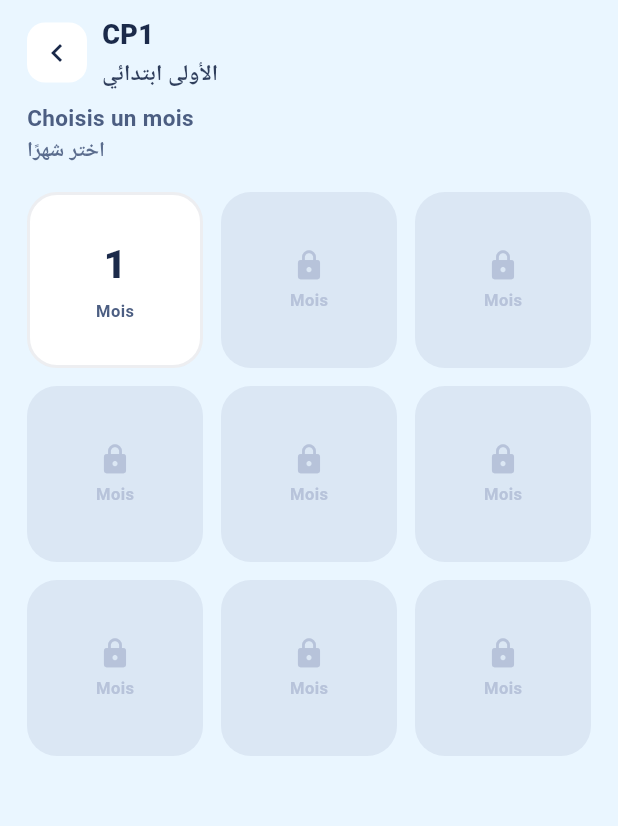
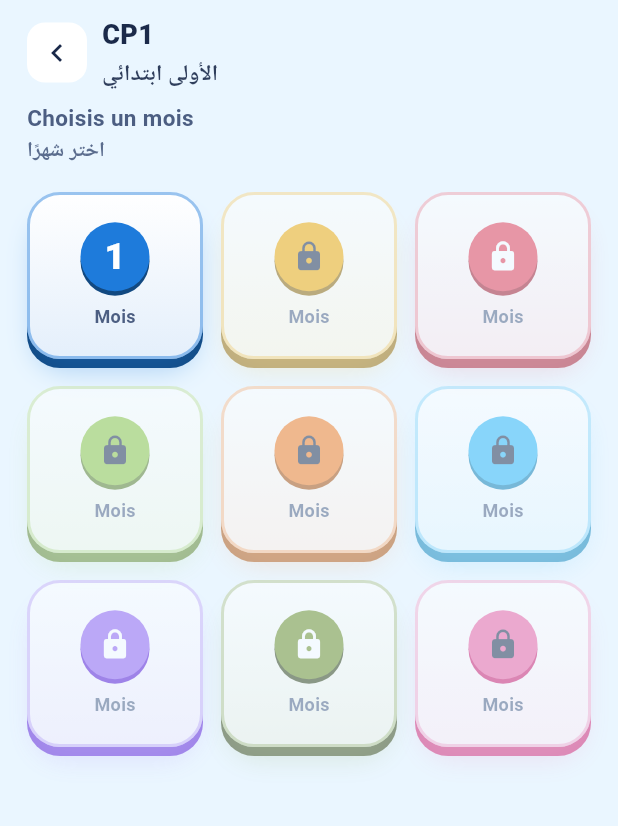
Before and after one commit to TAHA-MHT/TAALIM_IA, a Flutter app: the MonthScreen screen opened directly, on a phone screen of 412 x 824 dp, the part 93-919 px from its top. Run offline on Flutter 3.47's test engine with Material 3 defaults, Android fonts, the phone set to English and light mode, and no system bars; our stand-ins replace flutter_tts, shared_preferences; accounts and stored records are empty; statements that could not run were skipped.

Commit message:
Refactor _MonthCard to use StatefulWidget

```diff
--- a/lib/main.dart
+++ b/lib/main.dart
@@ -557,6 +557,19 @@ class AppColors {
   static const accentLangage = Color(0xFFF2A900);
   static const accentEcriture = Color(0xFF17A589);
 
+  // Couleurs des 9 mois
+  static const monthAccents = [
+    Color(0xFF1E7BDB), // 1 bleu
+    Color(0xFFF2A900), // 2 jaune
+    Color(0xFFE5384F), // 3 rouge
+    Color(0xFF8CC63F), // 4 vert citron
+    Color(0xFFF57C1F), // 5 orange
+    Color(0xFF29B6F6), // 6 bleu ciel
+    Color(0xFF8E5CF0), // 7 violet
+    Color(0xFF6B8E23), // 8 vert olive
+    Color(0xFFEC5FA0), // 9 rose
+  ];
+
   // Couleurs du drapeau tchadien
   static const chadBlue = Color(0xFF002664);
   static const chadYellow = Color(0xFFFECB00);
@@ -897,7 +910,7 @@ class _MonthScreenState extends State<MonthScreen> {
   }
 }
 
-class _MonthCard extends StatelessWidget {
+class _MonthCard extends StatefulWidget {
   final int month;
   final bool unlocked;
   final VoidCallback onTap;
@@ -905,26 +918,69 @@ class _MonthCard extends StatelessWidget {
   const _MonthCard({required this.month, required this.unlocked, required this.onTap});
 
   @override
+  State<_MonthCard> createState() => _MonthCardState();
+}
+
+class _MonthCardState extends State<_MonthCard> {
+  bool _pressed = false;
+
+  Color _darken(Color c, [double amount = 0.20]) {
+    final hsl = HSLColor.fromColor(c);
+    return hsl.withLightness((hsl.lightness - amount).clamp(0.0, 1.0)).toColor();
+  }
+
+  @override
   Widget build(BuildContext context) {
-    return Material(
-      color: unlocked ? AppColors.surface : AppColors.locked.withValues(alpha: 0.3),
-      borderRadius: BorderRadius.circular(20),
-      child: InkWell(
-        borderRadius: BorderRadius.circular(20),
-        onTap: onTap,
-        child: Container(
+    final accent = AppColors.monthAccents[(widget.month - 1) % AppColors.monthAccents.length];
+    final lip = _darken(accent);
+    // Texte foncé sur les couleurs claires (jaune, citron, orange...), blanc sur les foncées
+    final onAccent = accent.computeLuminance() > 0.23 ? AppColors.ink : Colors.white;
+    final double depth = _pressed ? 2 : 6;
+
+    return Opacity(
+      opacity: widget.unlocked ? 1.0 : 0.5,
+      child: GestureDetector(
+        behavior: HitTestBehavior.opaque,
+        onTapDown: (_) => setState(() => _pressed = true),
+        onTapUp: (_) => setState(() => _pressed = false),
+        onTapCancel: () => setState(() => _pressed = false),
+        onTap: widget.onTap,
+        child: AnimatedContainer(
+          duration: const Duration(milliseconds: 90),
+          curve: Curves.easeOut,
+          margin: EdgeInsets.only(top: 6 - depth, bottom: depth),
+          alignment: Alignment.center,
           decoration: BoxDecoration(
-            borderRadius: BorderRadius.circular(20),
-            border: Border.all(color: unlocked ? AppColors.ink.withValues(alpha: 0.08) : Colors.transparent, width: 2),
+            borderRadius: BorderRadius.circular(22),
+            gradient: LinearGradient(
+              begin: Alignment.topCenter,
+              end: Alignment.bottomCenter,
+              colors: [Colors.white, Color.lerp(Colors.white, accent, 0.12)!],
+            ),
+            border: Border.all(color: accent.withValues(alpha: 0.45), width: 2),
+            boxShadow: [
+              BoxShadow(color: lip, offset: Offset(0, depth), blurRadius: 0),
+              BoxShadow(color: accent.withValues(alpha: 0.28), offset: Offset(0, depth + 6), blurRadius: 14, spreadRadius: -4),
+            ],
           ),
-          alignment: Alignment.center,
           child: Column(
             mainAxisSize: MainAxisSize.min,
             children: [
-              if (!unlocked) const Icon(Icons.lock, color: AppColors.locked, size: 22),
-              if (unlocked) Text('$month', style: const TextStyle(fontWeight: FontWeight.w800, fontSize: 26, color: AppColors.ink)),
-              const SizedBox(height: 4),
-              Text(B.monthFr, style: TextStyle(fontSize: 11, fontWeight: FontWeight.w700, color: unlocked ? AppColors.inkSoft : AppColors.locked)),
+              Container(
+                width: 46,
+                height: 46,
+                alignment: Alignment.center,
+                decoration: BoxDecoration(
+                  color: accent,
+                  shape: BoxShape.circle,
+                  boxShadow: [BoxShadow(color: lip, offset: const Offset(0, 3), blurRadius: 0)],
+                ),
+                child: widget.unlocked
+                    ? Text('${widget.month}', style: TextStyle(fontWeight: FontWeight.w800, fontSize: 24, color: onAccent))
+                    : Icon(Icons.lock_rounded, color: onAccent, size: 22),
+              ),
+              const SizedBox(height: 8),
+              const Text(B.monthFr, style: TextStyle(fontSize: 12, fontWeight: FontWeight.w700, color: AppColors.inkSoft)),
             ],
           ),
         ),
```
